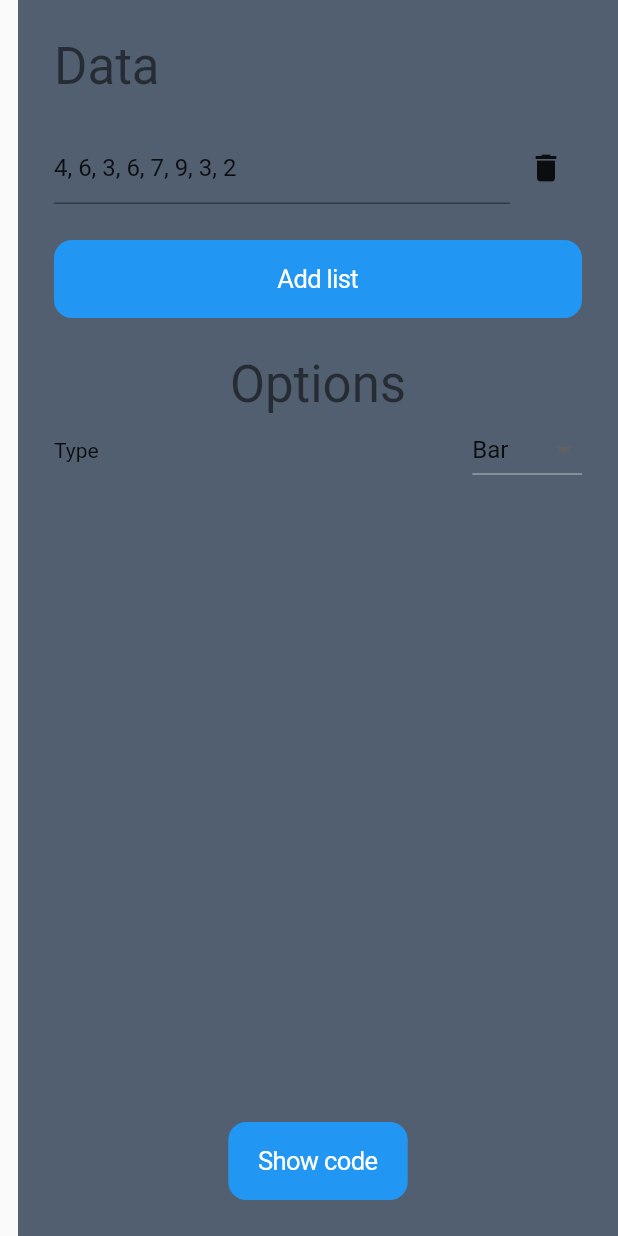
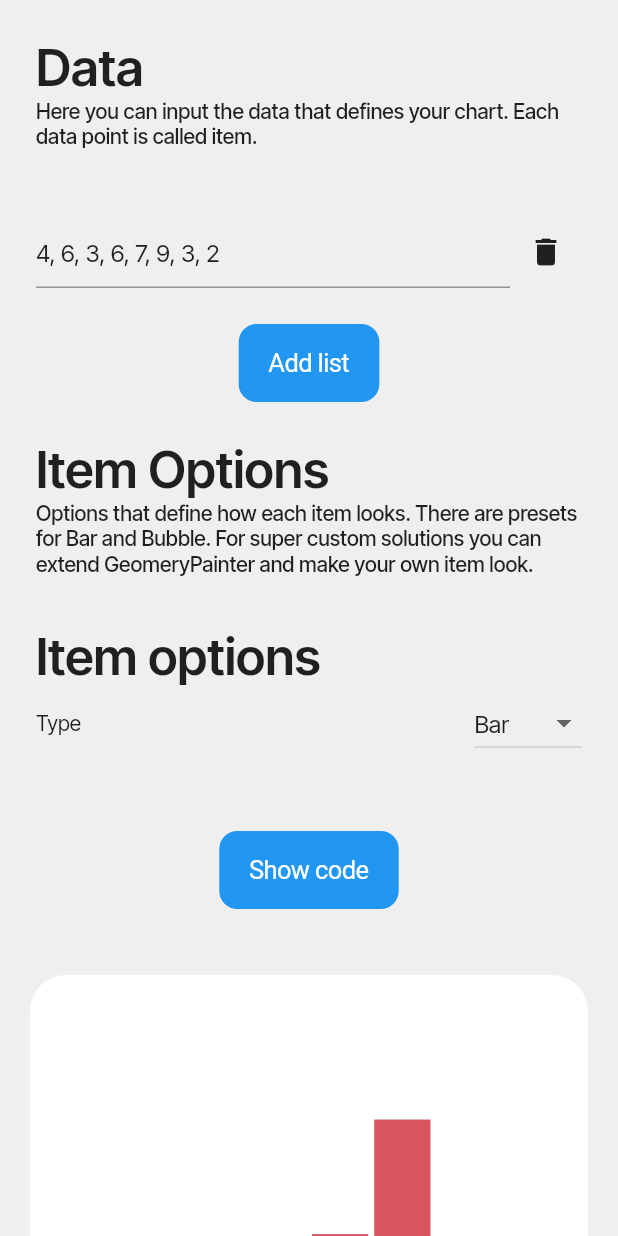
Before and after one commit to infinum/flutter-charts, a Flutter app: the screen it shows after launch, on a phone screen of 412 x 824 dp. Run offline on Flutter 3.47's test engine with Material 2 defaults, Android fonts, the phone set to English and light mode, and no system bars; our stand-ins replace flutter_hooks, flutter_riverpod, freezed_annotation, hooks_riverpod.

Commit message:
Reogranize screen into components and add responsive framework

```diff
--- a/charts_web/lib/main.dart
+++ b/charts_web/lib/main.dart
@@ -1,3 +1,4 @@
+import 'package:charts_web/ui/common/respo/respo.dart';
 import 'package:charts_web/ui/home/home_screen.dart';
 import 'package:flutter/material.dart';
 import 'package:flutter_riverpod/flutter_riverpod.dart';
@@ -14,9 +15,15 @@ class MyApp extends StatelessWidget {
     return MaterialApp(
       title: 'Flutter Demo',
       theme: ThemeData(
+        fontFamily: 'InterTight',
         primarySwatch: Colors.blue,
       ),
+      builder: _builder,
       home: HomeScreen(),
     );
   }
 }
+
+Widget _builder(BuildContext context, Widget? child) {
+  return Respo(child: child ?? const SizedBox.shrink());
+}
--- /dev/null
+++ b/charts_web/lib/ui/common/respo/respo.dart
@@ -0,0 +1,232 @@
+// ignore_for_file: prefer-single-widget-per-file
+
+import 'package:flutter/material.dart';
+import 'package:freezed_annotation/freezed_annotation.dart';
+
+part 'respo.freezed.dart';
+
+const _mobileBreakpoint = 800;
+const _tabletBreakpoint = 1400;
+const _tabletScaleUp = 0.95;
+const _desktopScaleUp = 0.9;
+
+/// Responsive inherited widget based on responsive_framework package but stripped down to functions I need. The
+/// responsive_framework had an issue where inspector it would bug out with inspector: https://github.com/Codelessly/ResponsiveFramework/issues/115
+class Respo extends StatefulWidget {
+  const Respo({Key? key, required this.child}) : super(key: key);
+
+  final Widget child;
+
+  static RespoWrapperData of(BuildContext context) {
+    final InheritedRespoWrapper? data = context.dependOnInheritedWidgetOfExactType<InheritedRespoWrapper>();
+    if (data != null) return data.data;
+    throw FlutterError.fromParts(
+      <DiagnosticsNode>[
+        ErrorSummary('ResponsiveWrapper.of() called with a context that does not contain a ResponsiveWrapper.'),
+        ErrorDescription('No Responsive ancestor could be found starting from the context that was passed '
+            'to ResponsiveWrapper.of(). Place a ResponsiveWrapper at the root of the app '
+            'or supply a ResponsiveWrapper.builder.'),
+        context.describeElement('The context used was')
+      ],
+    );
+  }
+
+  @override
+  State<Respo> createState() => RespoState();
+}
+
+class RespoState extends State<Respo> with WidgetsBindingObserver {
+  @override
+  void initState() {
+    super.initState();
+    // Dimensions are only available after first frame paint.
+    WidgetsBinding.instance.addObserver(this);
+    WidgetsBinding.instance.addPostFrameCallback((_) {
+      // Breakpoints must be initialized before the first frame is drawn.
+      // Directly updating dimensions is safe because frame callbacks
+      // in initState are guaranteed.
+      setDimensions();
+      setState(() {});
+    });
+  }
+
+  @override
+  void didChangeMetrics() {
+    super.didChangeMetrics();
+    // When physical dimensions change, update state.
+    // The required MediaQueryData is only available
+    // on the next frame for physical dimension changes.
+    WidgetsBinding.instance.addPostFrameCallback((_) {
+      // Widget could be destroyed by resize. Verify widget
+      // exists before updating dimensions.
+      if (mounted) {
+        setDimensions();
+        setState(() {});
+      }
+    });
+  }
+
+  @override
+  void didUpdateWidget(covariant Respo oldWidget) {
+    setDimensions();
+    setState(() {});
+    super.didUpdateWidget(oldWidget);
+  }
+
+  @override
+  void dispose() {
+    WidgetsBinding.instance.removeObserver(this);
+    super.dispose();
+  }
+
+  @override
+  Widget build(BuildContext context) {
+    return InheritedRespoWrapper(
+      data: RespoWrapperData.fromResponsiveWrapper(this),
+      child: MediaQuery(
+        data: calculateMediaQueryData(),
+        child: SizedBox(
+          width: windowWidth > 0 ? windowWidth : double.infinity,
+          child: FittedBox(
+            fit: BoxFit.fitWidth,
+            alignment: Alignment.topCenter,
+            child: Container(
+              width: scaledWidth > 0 ? scaledWidth : 200,
+              height: scaledHeight > 0 ? scaledHeight : 200,
+              // Shrink wrap height if no MediaQueryData is passed.
+              alignment: Alignment.center,
+              child: widget.child,
+            ),
+          ),
+        ),
+      ),
+    );
+  }
+
+  void setDimensions() {
+    devicePixelRatio = getDevicePixelRatio();
+    windowWidth = getWindowWidth();
+    windowHeight = getWindowHeight();
+    // screenWidth = getScreenWidth();
+    // screenHeight = getScreenHeight();
+    scaledWidth = getScaledWidth();
+    scaledHeight = getScaledHeight();
+  }
+
+  double scaledWidth = 0;
+  double scaledHeight = 0;
+
+  double devicePixelRatio = 1;
+
+  double getDevicePixelRatio() {
+    return MediaQuery.of(context).devicePixelRatio;
+  }
+
+  double windowWidth = 0;
+
+  double getWindowWidth() {
+    return MediaQuery.of(context).size.width;
+  }
+
+  double windowHeight = 0;
+
+  double getWindowHeight() {
+    return MediaQuery.of(context).size.height;
+  }
+
+  double getScreenWidth() {
+    return windowWidth;
+  }
+
+  double getScreenHeight() {
+    return windowHeight;
+  }
+
+  double getScaledWidth() {
+    if (windowWidth < _mobileBreakpoint) {
+      return windowWidth;
+    } else if (windowWidth < _tabletBreakpoint) {
+      return windowWidth * _tabletScaleUp;
+    } else {
+      return windowWidth * _desktopScaleUp;
+    }
+  }
+
+  double getScaledHeight() {
+    if (windowWidth < _mobileBreakpoint) {
+      return windowHeight;
+    } else if (windowWidth < _tabletBreakpoint) {
+      return windowHeight * _tabletScaleUp;
+    } else {
+      return windowHeight * _desktopScaleUp;
+    }
+  }
+
+  MediaQueryData calculateMediaQueryData() {
+    return MediaQuery.of(context).copyWith(
+      size: Size(scaledWidth, scaledHeight),
+      // devicePixelRatio: devicePixelRatio * activeScaleFactor,
+      // viewInsets: scaledViewInsets,
+      // viewPadding: scaledViewPadding,
+      // padding: scaledPadding,
+    );
+  }
+}
+
+@immutable
+class InheritedRespoWrapper extends InheritedWidget {
+  final RespoWrapperData data;
+
+  /// Creates a widget that provides [ResponsiveWrapperData] to its descendants.
+  ///
+  /// The [data] and [child] arguments must not be null.
+  const InheritedRespoWrapper({Key? key, required this.data, required Widget child}) : super(key: key, child: child);
+
+  @override
+  bool updateShouldNotify(InheritedRespoWrapper oldWidget) => data != oldWidget.data;
+}
+
+@immutable
+class RespoWrapperData {
+  final double screenWidth;
+  final double screenHeight;
+  final double scaledWidth;
+  final double scaledHeight;
+
+  bool get isMobile => screenWidth < _mobileBreakpoint;
+
+  ResponsiveSize get size {
+    if (screenWidth < _mobileBreakpoint) {
+      return const ResponsiveSize.small();
+    } else if (screenWidth < _tabletBreakpoint) {
+      return const ResponsiveSize.medium();
+    } else {
+      return const ResponsiveSize.large();
+    }
+  }
+
+  RespoWrapperData._({
+    required this.screenWidth,
+    required this.screenHeight,
+    required this.scaledWidth,
+    required this.scaledHeight,
+  });
+
+  static RespoWrapperData fromResponsiveWrapper(RespoState state) {
+    return RespoWrapperData._(
+      scaledWidth: state.scaledWidth,
+      scaledHeight: state.scaledHeight,
+      screenHeight: state.windowHeight,
+      screenWidth: state.windowWidth,
+    );
+  }
+
+
+}
+
+@freezed
+class ResponsiveSize with _$ResponsiveSize {
+  const factory ResponsiveSize.small() = _Small;
+  const factory ResponsiveSize.medium() = _Medium;
+  const factory ResponsiveSize.large() = _Large;
+}
--- /dev/null
+++ b/charts_web/lib/ui/home/chart_options/chart_options.dart
@@ -0,0 +1,49 @@
+import 'dart:math';
+
+import 'package:charts_painter/chart.dart';
+import 'package:charts_web/ui/common/respo/respo.dart';
+import 'package:charts_web/ui/home/chart_options/widget/options_data_component.dart';
+import 'package:charts_web/ui/home/chart_options/widget/options_items_component.dart';
+import 'package:charts_web/ui/home/presenter/chart_state_provider.dart';
+import 'package:collection/collection.dart';
+import 'package:flutter/cupertino.dart';
+import 'package:flutter/material.dart';
+import 'package:flutter_hooks/flutter_hooks.dart';
+import 'package:flutter_riverpod/flutter_riverpod.dart';
+import 'package:hooks_riverpod/hooks_riverpod.dart';
+
+class ChartOptions extends HookConsumerWidget {
+  @override
+  Widget build(BuildContext context, WidgetRef ref) {
+    final _provider = ref.watch(chartStatePresenter);
+
+    return Container(
+      margin: const EdgeInsets.all(24.0),
+      child: Column(
+        mainAxisSize: MainAxisSize.min,
+        crossAxisAlignment: CrossAxisAlignment.stretch,
+        children: [
+          const OptionsDataComponent(),
+          const OptionsItemsComponent(),
+          if (Respo.of(context).isMobile)
+            const SizedBox(height: 48),
+          Expanded(
+            flex: Respo.of(context).isMobile ? 0 : 1,
+            child: Container(
+              alignment: Alignment.bottomCenter,
+              child: CupertinoButton.filled(
+                child: const Text('Show code'),
+                onPressed: () {
+                  final _lists = _provider.data;
+                  _provider.addList(
+                      List.generate(_lists.first.length, (index) => BarValue<void>((Random().nextDouble() * 10)))
+                          .toList());
+                },
+              ),
+            ),
+          ),
+        ],
+      ),
+    );
+  }
+}
--- /dev/null
+++ b/charts_web/lib/ui/home/chart_options/widget/options_component_header.dart
@@ -0,0 +1,32 @@
+import 'package:flutter/material.dart';
+
+class OptionsComponentHeader extends StatelessWidget {
+  const OptionsComponentHeader({Key? key, required this.title, required this.subtitle}) : super(key: key);
+
+  final String title;
+  final String subtitle;
+
+  @override
+  Widget build(BuildContext context) {
+    return Column(
+      mainAxisSize: MainAxisSize.min,
+      children: [
+        SizedBox(
+          width: double.infinity,
+          child: Text(
+            title,
+            style: Theme.of(context).textTheme.headline4!.copyWith(fontWeight: FontWeight.bold, color: Colors.black87),
+          ),
+        ),
+        SizedBox(
+          width: double.infinity,
+          child: Text(
+            subtitle,
+            style: Theme.of(context).textTheme.bodyText1,
+          ),
+        ),
+        const SizedBox(height: 16),
+      ],
+    );
+  }
+}
--- /dev/null
+++ b/charts_web/lib/ui/home/chart_options/widget/options_data_component.dart
@@ -0,0 +1,100 @@
+import 'dart:math';
+
+import 'package:charts_painter/chart.dart';
+import 'package:charts_web/ui/common/respo/respo.dart';
+import 'package:charts_web/ui/home/chart_options/widget/options_component_header.dart';
+import 'package:charts_web/ui/home/presenter/chart_state_provider.dart';
+import 'package:collection/collection.dart';
+import 'package:flutter/cupertino.dart';
+import 'package:flutter/material.dart';
+import 'package:flutter_hooks/flutter_hooks.dart';
+import 'package:flutter_riverpod/flutter_riverpod.dart';
+import 'package:hooks_riverpod/hooks_riverpod.dart';
+
+const _subtitle = '''Here you can input the data that defines your chart. Each data point is called item.
+''';
+
+
+class OptionsDataComponent extends HookConsumerWidget {
+  const OptionsDataComponent({Key? key}) : super(key: key);
+
+  @override
+  Widget build(BuildContext context, WidgetRef ref) {
+    final _provider = ref.watch(chartStatePresenter);
+
+    return Column(
+      children: [
+        const OptionsComponentHeader(title: 'Data', subtitle: _subtitle),
+        if (_provider.data.length > 1)
+          SwitchListTile(
+            value: _provider.state.data.dataStrategy.runtimeType == DefaultDataStrategy,
+            onChanged: (value) {
+              _provider.updateDataStrategy(_provider.state.data.dataStrategy.runtimeType == DefaultDataStrategy
+                  ? StackDataStrategy()
+                  : const DefaultDataStrategy());
+            },
+          ),
+        const SizedBox(height: 12),
+        ..._provider.data.mapIndexed((index, list) {
+          final _values = list.fold<StringBuffer>(StringBuffer(),
+              (sb, e) => sb..write('${(e.max ?? e.min)?.toStringAsFixed(0) ?? ''}${list.last == e ? '' : ', '}'));
+
+          return _DataTextField(_values.toString(), index);
+        }).toList(),
+        const SizedBox(height: 24),
+        CupertinoButton.filled(
+          child: const Text('Add list'),
+          onPressed: () {
+            final _lists = _provider.data;
+            _provider.addList(
+                List.generate(_lists.first.length, (index) => BarValue<void>((Random().nextDouble() * 10))).toList());
+          },
+        ),
+        SizedBox(height: 24),
+      ],
+    );
+  }
+}
+
+class _DataTextField extends HookConsumerWidget {
+  const _DataTextField(this.currentValue, this.listIndex, {Key? key}) : super(key: key);
+
+  final String currentValue;
+  final int listIndex;
+
+  @override
+  Widget build(BuildContext context, WidgetRef ref) {
+    final _provider = ref.watch(chartStatePresenter);
+    final controller = useTextEditingController();
+
+    useEffect(() {
+      controller.text = currentValue;
+    }, [null]);
+
+    return Row(
+      children: [
+        Expanded(
+          child: TextField(
+            controller: controller,
+            onChanged: (value) {
+              final _data = _provider.data;
+
+              final _barValues = value.split(',').map((e) => BarValue(double.tryParse(e.trim()) ?? 0)).toList();
+              _data[listIndex] = _barValues;
+
+              _provider.updateData(_data);
+            },
+          ),
+        ),
+        IconButton(
+          icon: const Icon(Icons.delete),
+          onPressed: () {
+            final _data = _provider.data;
+            _data.removeAt(listIndex);
+            _provider.updateData(_data);
+          },
+        ),
+      ],
+    );
+  }
+}
--- a/charts_web/lib/ui/home/widget/chart_item_options_widget.dart
+++ b/charts_web/lib/ui/home/chart_options/widget/options_items_component.dart
@@ -2,8 +2,13 @@
 import 'package:flutter/material.dart';
 import 'package:hooks_riverpod/hooks_riverpod.dart';
 
-class ChartItemOptionsWidget extends HookConsumerWidget {
-  const ChartItemOptionsWidget({Key? key}) : super(key: key);
+import 'options_component_header.dart';
+
+const _subtitle = '''Options that define how each item looks. There are presets for Bar and Bubble. For super custom solutions you can extend GeomeryPainter and make your own item look.
+''';
+
+class OptionsItemsComponent extends HookConsumerWidget {
+  const OptionsItemsComponent({Key? key}) : super(key: key);
 
   @override
   Widget build(BuildContext context, WidgetRef ref) {
@@ -11,9 +16,13 @@
 
     return Column(
       children: [
-        Text(
-          'Options',
-          style: Theme.of(context).textTheme.headline4,
+        const OptionsComponentHeader(title: 'Item Options', subtitle: _subtitle),
+        SizedBox(
+          width: double.infinity,
+          child: Text(
+            'Item options',
+            style: Theme.of(context).textTheme.headline4!.copyWith(fontWeight: FontWeight.bold, color: Colors.black87),
+          ),
         ),
         Row(
           children: [
--- a/charts_web/lib/ui/home/home_screen.dart
+++ b/charts_web/lib/ui/home/home_screen.dart
@@ -1,6 +1,7 @@
 import 'package:charts_painter/chart.dart';
+import 'package:charts_web/ui/common/respo/respo.dart';
+import 'package:charts_web/ui/home/chart_options/chart_options.dart';
 import 'package:charts_web/ui/home/presenter/chart_state_provider.dart';
-import 'package:charts_web/ui/home/widget/side_chart_options.dart';
 import 'package:flutter/material.dart';
 import 'package:flutter_riverpod/flutter_riverpod.dart';
 
@@ -15,20 +16,44 @@ class _HomeScreenState extends ConsumerState<HomeScreen> {
     final _provider = ref.watch(chartStatePresenter);
 
     return Scaffold(
-      body: Row(
-        children: [
-          Expanded(
-            child: AnimatedChart<void>(
-              duration: Duration(milliseconds: 450),
-              state: _provider.state,
-            ),
-          ),
-          Container(
-            width: 400.0,
-            color: Color(0xFF525F70),
-            child: SideChartOptions(),
-          ),
-        ],
+      backgroundColor: const Color(0xffefefef),
+      body: Respo.of(context).size.maybeMap(small: (_) {
+        return ListView(
+          shrinkWrap: true,
+          children: [
+            ChartOptions(),
+            const SizedBox(height: 500, child: _Chart()),
+          ],
+        );
+      }, orElse: () {
+        return Row(
+          children: [
+            SizedBox(width: 600.0, child: ChartOptions()),
+            const Expanded(child: _Chart()),
+          ],
+        );
+      }),
+    );
+  }
+}
+
+class _Chart extends ConsumerWidget {
+  const _Chart({Key? key}) : super(key: key);
+
+  @override
+  Widget build(BuildContext context, WidgetRef ref) {
+    final _provider = ref.watch(chartStatePresenter);
+
+    return Container(
+      margin: const EdgeInsets.all(20),
+      decoration: BoxDecoration(
+        color: Colors.white,
+        borderRadius: BorderRadius.circular(24),
+      ),
+      padding: const EdgeInsets.all(20),
+      child: AnimatedChart<void>(
+        duration: Duration(milliseconds: 450),
+        state: _provider.state,
       ),
     );
   }
--- a/charts_web/lib/ui/home/widget/side_chart_options.dart
+++ /dev/null
@@ -1,116 +0,0 @@
-import 'dart:math';
-
-import 'package:charts_painter/chart.dart';
-import 'package:charts_web/ui/home/presenter/chart_state_provider.dart';
-import 'package:charts_web/ui/home/widget/chart_item_options_widget.dart';
-import 'package:collection/collection.dart';
-import 'package:flutter/cupertino.dart';
-import 'package:flutter/material.dart';
-import 'package:flutter_hooks/flutter_hooks.dart';
-import 'package:flutter_riverpod/flutter_riverpod.dart';
-import 'package:hooks_riverpod/hooks_riverpod.dart';
-
-class SideChartOptions extends HookConsumerWidget {
-  @override
-  Widget build(BuildContext context, WidgetRef ref) {
-    final _provider = ref.watch(chartStatePresenter);
-
-    return Container(
-      margin: const EdgeInsets.all(24.0),
-      child: Column(
-        crossAxisAlignment: CrossAxisAlignment.stretch,
-        children: [
-          Text(
-            'Data',
-            style: Theme.of(context).textTheme.headline4,
-          ),
-          const SizedBox(height: 12),
-          if (_provider.data.length > 1)
-            SwitchListTile(
-              value: _provider.state.data.dataStrategy.runtimeType == DefaultDataStrategy,
-              onChanged: (value) {
-                _provider.updateDataStrategy(_provider.state.data.dataStrategy.runtimeType == DefaultDataStrategy
-                    ? StackDataStrategy()
-                    : const DefaultDataStrategy());
-              },
-            ),
-          const SizedBox(height: 12),
-          ..._provider.data.mapIndexed((index, list) {
-            final _values = list.fold<StringBuffer>(StringBuffer(),
-                (sb, e) => sb..write('${(e.max ?? e.min)?.toStringAsFixed(0) ?? ''}${list.last == e ? '' : ', '}'));
-
-            return DataTextField(_values.toString(), index);
-          }).toList(),
-          const SizedBox(height: 24),
-          CupertinoButton.filled(
-            child: const Text('Add list'),
-            onPressed: () {
-              final _lists = _provider.data;
-              _provider.addList(
-                  List.generate(_lists.first.length, (index) => BarValue<void>((Random().nextDouble() * 10))).toList());
-            },
-          ),
-          SizedBox(height: 24),
-          ChartItemOptionsWidget(),
-          Expanded(
-            child: Container(
-              alignment: Alignment.bottomCenter,
-              child: CupertinoButton.filled(
-                child: const Text('Show code'),
-                onPressed: () {
-                  final _lists = _provider.data;
-                  _provider.addList(
-                      List.generate(_lists.first.length, (index) => BarValue<void>((Random().nextDouble() * 10)))
-                          .toList());
-                },
-              ),
-            ),
-          ),
-        ],
-      ),
-    );
-  }
-}
-
-class DataTextField extends HookConsumerWidget {
-  const DataTextField(this.currentValue, this.listIndex, {Key? key}) : super(key: key);
-
-  final String currentValue;
-  final int listIndex;
-
-  @override
-  Widget build(BuildContext context, WidgetRef ref) {
-    final _provider = ref.watch(chartStatePresenter);
-    final controller = useTextEditingController();
-
-    useEffect(() {
-      controller.text = currentValue;
-    }, [null]);
-
-    return Row(
-      children: [
-        Expanded(
-          child: TextField(
-            controller: controller,
-            onChanged: (value) {
-              final _data = _provider.data;
-
-              final _barValues = value.split(',').map((e) => BarValue(double.tryParse(e.trim()) ?? 0)).toList();
-              _data[listIndex] = _barValues;
-
-              _provider.updateData(_data);
-            },
-          ),
-        ),
-        IconButton(
-          icon: const Icon(Icons.delete),
-          onPressed: () {
-            final _data = _provider.data;
-            _data.removeAt(listIndex);
-            _provider.updateData(_data);
-          },
-        ),
-      ],
-    );
-  }
-}
```
Also changed, not shown: charts_web/pubspec.yaml (+18 -47 lines), charts_web/assets/font/InterTight-Light.ttf (added), charts_web/assets/font/InterTight-Medium.ttf (added), charts_web/assets/font/InterTight-Regular.ttf (added), charts_web/assets/font/InterTight-SemiBold.ttf (added), charts_web/assets/svg/bar_chart_icon.svg (added), charts_web/assets/svg/bubble_chart_icon.svg (added), charts_web/lib/ui/common/respo/respo.freezed.dart (added), 1 other file.
